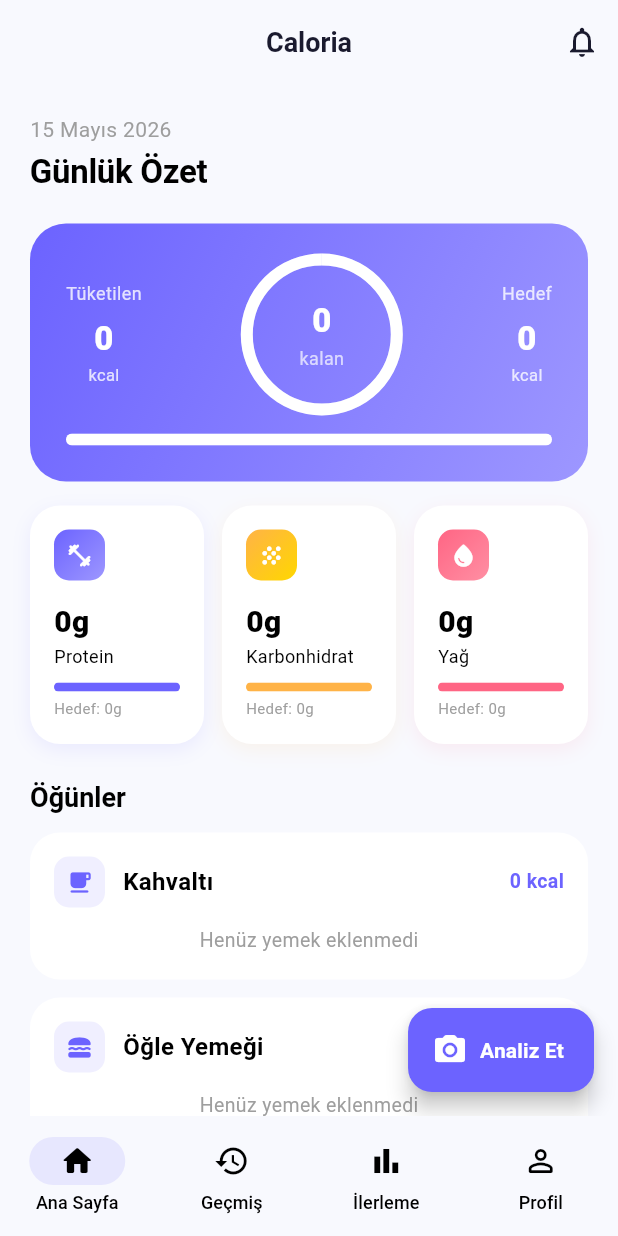
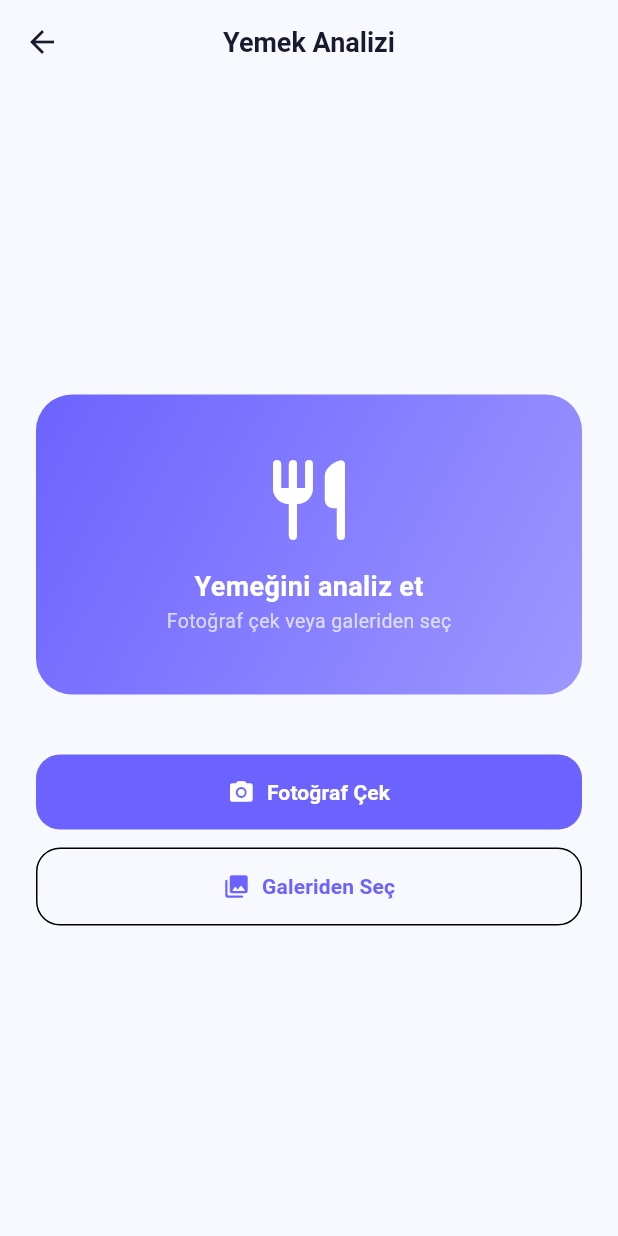
Before and after one commit to topcu53/Caloria, a Flutter app: the HomeScreen screen opened by its route, after a tap on "Analiz Et", on a phone screen of 412 x 824 dp. Run offline on Flutter 3.47's test engine with Material 3 defaults, Android fonts, the phone set to English and light mode, and no system bars; our stand-ins replace cloud_firestore, dio, firebase_auth, firebase_core, flutter_dotenv, flutter_riverpod and 2 more; accounts and stored records are empty; network calls fail.

Commit message:
Ai fotoğraf analizi problemi

```diff
--- /dev/null
+++ b/caloria/lib/features/ai_analysis/presentation/screens/camera_screen.dart
@@ -0,0 +1,136 @@
+import 'dart:io';
+import 'package:flutter/material.dart';
+import 'package:flutter_riverpod/flutter_riverpod.dart';
+import 'package:image_picker/image_picker.dart';
+import 'package:go_router/go_router.dart';
+import '../../../../core/theme/app_colors.dart';
+import '../../../../routes/app_routes.dart';
+import '../providers/ai_analysis_provider.dart';
+
+class CameraScreen extends ConsumerWidget {
+  const CameraScreen({super.key});
+
+  @override
+  Widget build(BuildContext context, WidgetRef ref) {
+    final analysisState = ref.watch(aiAnalysisProvider);
+
+    return Scaffold(
+      appBar: AppBar(title: const Text('Yemek Analizi')),
+      body: analysisState.isLoading
+          ? const Center(
+              child: Column(
+                mainAxisAlignment: MainAxisAlignment.center,
+                children: [
+                  CircularProgressIndicator(),
+                  SizedBox(height: 16),
+                  Text('AI analiz ediyor...'),
+                ],
+              ),
+            )
+          : Padding(
+              padding: const EdgeInsets.all(24),
+              child: Column(
+                mainAxisAlignment: MainAxisAlignment.center,
+                children: [
+                  Container(
+                    width: double.infinity,
+                    height: 200,
+                    decoration: BoxDecoration(
+                      gradient: AppColors.primaryGradient,
+                      borderRadius: BorderRadius.circular(24),
+                    ),
+                    child: const Column(
+                      mainAxisAlignment: MainAxisAlignment.center,
+                      children: [
+                        Icon(
+                          Icons.restaurant_rounded,
+                          color: Colors.white,
+                          size: 64,
+                        ),
+                        SizedBox(height: 12),
+                        Text(
+                          'Yemeğini analiz et',
+                          style: TextStyle(
+                            color: Colors.white,
+                            fontSize: 18,
+                            fontWeight: FontWeight.w700,
+                          ),
+                        ),
+                        Text(
+                          'Fotoğraf çek veya galeriden seç',
+                          style: TextStyle(color: Colors.white70, fontSize: 13),
+                        ),
+                      ],
+                    ),
+                  ),
+                  const SizedBox(height: 40),
+                  SizedBox(
+                    width: double.infinity,
+                    child: ElevatedButton.icon(
+                      onPressed: () =>
+                          _pickImage(context, ref, ImageSource.camera),
+                      icon: const Icon(Icons.camera_alt_rounded),
+                      label: const Text('Fotoğraf Çek'),
+                    ),
+                  ),
+                  const SizedBox(height: 12),
+                  SizedBox(
+                    width: double.infinity,
+                    child: OutlinedButton.icon(
+                      onPressed: () =>
+                          _pickImage(context, ref, ImageSource.gallery),
+                      icon: const Icon(Icons.photo_library_rounded),
+                      label: const Text('Galeriden Seç'),
+                      style: OutlinedButton.styleFrom(
+                        padding: const EdgeInsets.symmetric(vertical: 16),
+                        shape: RoundedRectangleBorder(
+                          borderRadius: BorderRadius.circular(16),
+                        ),
+                      ),
+                    ),
+                  ),
+                  if (analysisState.hasError) ...[
+                    const SizedBox(height: 16),
+                    Text(
+                      'Analiz başarısız. Tekrar deneyin.',
+                      style: const TextStyle(color: AppColors.error),
+                    ),
+                  ],
+                ],
+              ),
+            ),
+    );
+  }
+
+  Future<void> _pickImage(
+    BuildContext context,
+    WidgetRef ref,
+    ImageSource source,
+  ) async {
+    final picker = ImagePicker();
+    final picked = await picker.pickImage(
+      source: source,
+      imageQuality: 85,
+      preferredCameraDevice: CameraDevice.rear,
+    );
+
+    if (picked == null) return;
+
+    final file = File(picked.path);
+
+    if (!await file.exists()) {
+      if (context.mounted) {
+        ScaffoldMessenger.of(context).showSnackBar(
+          const SnackBar(content: Text('Görsel seçilemedi, tekrar deneyin.')),
+        );
+      }
+      return;
+    }
+
+    await ref.read(aiAnalysisProvider.notifier).analyzeImage(file);
+
+    if (context.mounted) {
+      context.push(AppRoutes.aiResult);
+    }
+  }
+}
--- a/caloria/lib/features/home/presentation/screens/home_screen.dart
+++ b/caloria/lib/features/home/presentation/screens/home_screen.dart
@@ -6,6 +6,8 @@ import '../../../profile/presentation/providers/profile_provider.dart';
 import '../widgets/calorie_summary_card.dart';
 import '../widgets/macro_card.dart';
 import '../widgets/meal_section.dart';
+import 'package:go_router/go_router.dart';
+import '../../../../routes/app_routes.dart';
 
 class HomeScreen extends ConsumerWidget {
   const HomeScreen({super.key});
@@ -31,7 +33,7 @@ class HomeScreen extends ConsumerWidget {
         ],
       ),
       floatingActionButton: FloatingActionButton.extended(
-        onPressed: () {},
+        onPressed: () => context.push(AppRoutes.camera),
         backgroundColor: AppColors.primary,
         icon: const Icon(Icons.camera_alt_rounded, color: Colors.white),
         label: const Text('Analiz Et',
```
Also changed, not shown: caloria/lib/core/services/gemini_service.dart (added, +76 -0 lines), caloria/lib/features/ai_analysis/domain/entities/meal_analysis_entity.dart (added, +28 -0 lines), caloria/lib/features/ai_analysis/presentation/providers/ai_analysis_provider.dart (added, +33 -0 lines), caloria/lib/features/ai_analysis/presentation/screens/ai_result_screen.dart (added, +268 -0 lines), caloria/lib/routes/app_router.dart (+10 -1 lines), caloria/lib/routes/app_routes.dart (line endings or trailing spaces), 3 other files.
